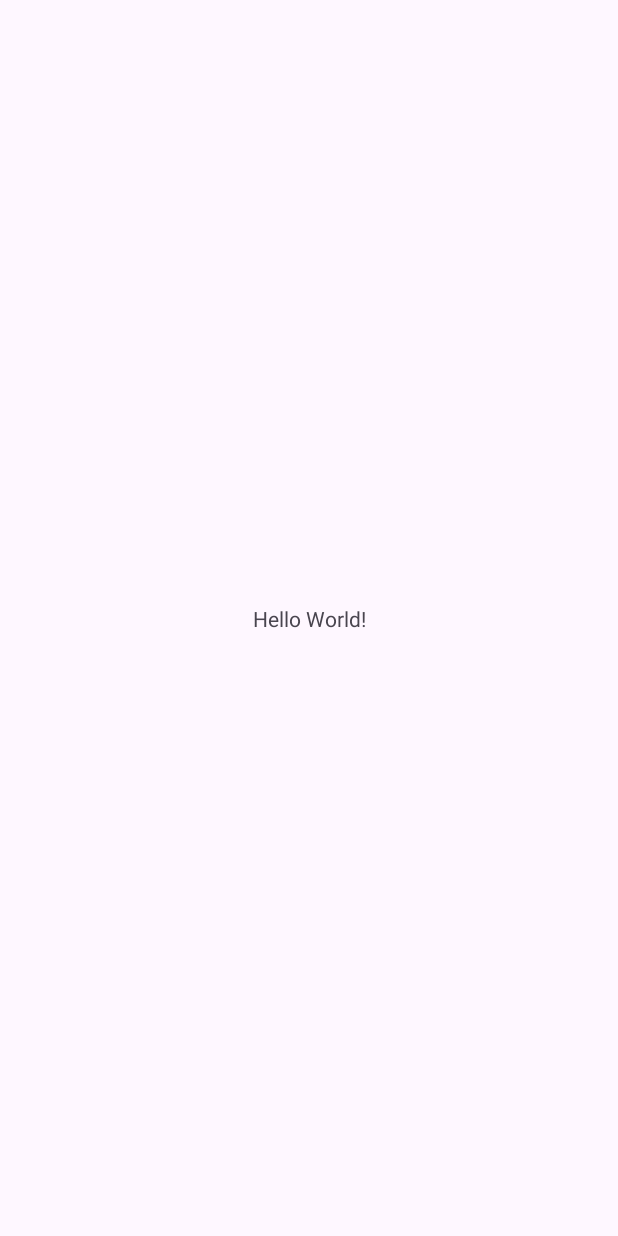
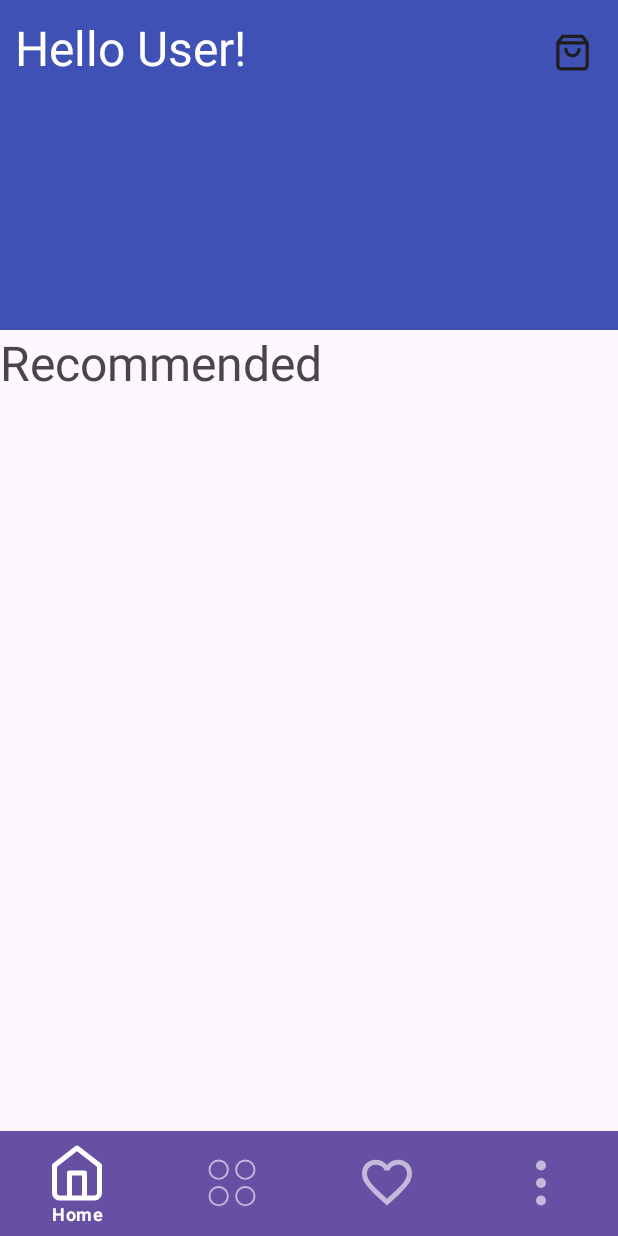
Before and after one commit to Andrew285/ShoppingAndroidApp, an Android app: the screen it shows after launch (MainActivity), on a phone screen of 412 x 824 dp. Before the commit the screen is almost empty. Run offline under Robolectric (Android 15) with nearby library versions, the phone set to English and light mode, and no system bars.

Commit message:
half-completed HomeFragment design

```diff
--- a/app/build.gradle.kts
+++ b/app/build.gradle.kts
@@ -36,7 +36,6 @@ android {
 }
 
 dependencies {
-
     implementation("androidx.core:core-ktx:1.13.1")
     implementation("androidx.appcompat:appcompat:1.7.0")
     implementation("com.google.android.material:material:1.12.0")
--- /dev/null
+++ b/app/src/main/java/com/example/shoppingapp/HomeFragment.kt
@@ -0,0 +1,59 @@
+package com.example.shoppingapp
+
+import android.os.Bundle
+import androidx.fragment.app.Fragment
+import android.view.LayoutInflater
+import android.view.View
+import android.view.ViewGroup
+
+// TODO: Rename parameter arguments, choose names that match
+// the fragment initialization parameters, e.g. ARG_ITEM_NUMBER
+private const val ARG_PARAM1 = "param1"
+private const val ARG_PARAM2 = "param2"
+
+/**
+ * A simple [Fragment] subclass.
+ * Use the [HomeFragment.newInstance] factory method to
+ * create an instance of this fragment.
+ */
+class HomeFragment : Fragment() {
+    // TODO: Rename and change types of parameters
+    private var param1: String? = null
+    private var param2: String? = null
+
+    override fun onCreate(savedInstanceState: Bundle?) {
+        super.onCreate(savedInstanceState)
+        arguments?.let {
+            param1 = it.getString(ARG_PARAM1)
+            param2 = it.getString(ARG_PARAM2)
+        }
+    }
+
+    override fun onCreateView(
+        inflater: LayoutInflater, container: ViewGroup?,
+        savedInstanceState: Bundle?
+    ): View? {
+        // Inflate the layout for this fragment
+        return inflater.inflate(R.layout.fragment_home, container, false)
+    }
+
+    companion object {
+        /**
+         * Use this factory method to create a new instance of
+         * this fragment using the provided parameters.
+         *
+         * @param param1 Parameter 1.
+         * @param param2 Parameter 2.
+         * @return A new instance of fragment HomeFragment.
+         */
+        // TODO: Rename and change types and number of parameters
+        @JvmStatic
+        fun newInstance(param1: String, param2: String) =
+            HomeFragment().apply {
+                arguments = Bundle().apply {
+                    putString(ARG_PARAM1, param1)
+                    putString(ARG_PARAM2, param2)
+                }
+            }
+    }
+}
--- a/app/src/main/java/com/example/shoppingapp/MainActivity.kt
+++ b/app/src/main/java/com/example/shoppingapp/MainActivity.kt
@@ -2,10 +2,29 @@ package com.example.shoppingapp
 
 import androidx.appcompat.app.AppCompatActivity
 import android.os.Bundle
+import androidx.fragment.app.Fragment
+import com.google.android.material.bottomnavigation.BottomNavigationView
 
 class MainActivity : AppCompatActivity() {
     override fun onCreate(savedInstanceState: Bundle?) {
         super.onCreate(savedInstanceState)
         setContentView(R.layout.activity_main)
+
+        val bottomNavigationView = findViewById<BottomNavigationView>(R.id.bottom_navigation)
+        bottomNavigationView.setOnItemSelectedListener {item ->
+            lateinit var selectedFragment: Fragment
+            when(item.itemId) {
+                R.id.home_bottom_nav -> selectedFragment = HomeFragment()
+                R.id.categories_bottom_nav -> selectedFragment = CategoriesFragment()
+                R.id.favourite_bottom_nav -> selectedFragment = FavouriteFragment()
+                R.id.more_bottom_nav -> selectedFragment = MoreFragment()
+            }
+
+            supportFragmentManager.beginTransaction().replace(R.id.fragment_container, selectedFragment).commit()
+            return@setOnItemSelectedListener true
+        }
+
+        //firstly open HomeFragment
+        supportFragmentManager.beginTransaction().replace(R.id.fragment_container, HomeFragment()).commit()
     }
 }
--- /dev/null
+++ b/app/src/main/res/drawable/category_bottom_icon.xml
@@ -0,0 +1,38 @@
+<vector xmlns:android="http://schemas.android.com/apk/res/android"
+    android:width="48dp"
+    android:height="48dp"
+    android:viewportWidth="48"
+    android:viewportHeight="48">
+  <path
+      android:pathData="M42,13.348C42,17.405 38.71,20.695 34.653,20.695C30.596,20.695 27.307,17.405 27.307,13.348C27.307,9.29 30.596,6 34.653,6C38.71,6 42,9.29 42,13.348Z"
+      android:strokeLineJoin="round"
+      android:strokeWidth="1.5"
+      android:fillColor="#00000000"
+      android:fillType="evenOdd"
+      android:strokeColor="#130F26"
+      android:strokeLineCap="round"/>
+  <path
+      android:pathData="M20.693,13.348C20.693,17.405 17.405,20.695 13.346,20.695C9.29,20.695 6,17.405 6,13.348C6,9.29 9.29,6 13.346,6C17.405,6 20.693,9.29 20.693,13.348Z"
+      android:strokeLineJoin="round"
+      android:strokeWidth="1.5"
+      android:fillColor="#00000000"
+      android:fillType="evenOdd"
+      android:strokeColor="#130F26"
+      android:strokeLineCap="round"/>
+  <path
+      android:pathData="M42,34.524C42,38.581 38.71,41.87 34.653,41.87C30.596,41.87 27.307,38.581 27.307,34.524C27.307,30.467 30.596,27.176 34.653,27.176C38.71,27.176 42,30.467 42,34.524Z"
+      android:strokeLineJoin="round"
+      android:strokeWidth="1.5"
+      android:fillColor="#00000000"
+      android:fillType="evenOdd"
+      android:strokeColor="#130F26"
+      android:strokeLineCap="round"/>
+  <path
+      android:pathData="M20.693,34.524C20.693,38.581 17.405,41.87 13.346,41.87C9.29,41.87 6,38.581 6,34.524C6,30.467 9.29,27.176 13.346,27.176C17.405,27.176 20.693,30.467 20.693,34.524Z"
+      android:strokeLineJoin="round"
+      android:strokeWidth="1.5"
+      android:fillColor="#00000000"
+      android:fillType="evenOdd"
+      android:strokeColor="#130F26"
+      android:strokeLineCap="round"/>
+</vector>
--- /dev/null
+++ b/app/src/main/res/drawable/favourite_bottom_icon.xml
@@ -0,0 +1,9 @@
+<vector xmlns:android="http://schemas.android.com/apk/res/android"
+    android:width="48dp"
+    android:height="48dp"
+    android:viewportWidth="48"
+    android:viewportHeight="48">
+  <path
+      android:pathData="M24,42L21.1,39.4C17.733,36.367 14.95,33.75 12.75,31.55C10.55,29.35 8.8,27.383 7.5,25.65C6.2,23.883 5.283,22.267 4.75,20.8C4.25,19.333 4,17.833 4,16.3C4,13.167 5.05,10.55 7.15,8.45C9.25,6.35 11.867,5.3 15,5.3C16.733,5.3 18.383,5.667 19.95,6.4C21.517,7.133 22.867,8.167 24,9.5C25.133,8.167 26.483,7.133 28.05,6.4C29.617,5.667 31.267,5.3 33,5.3C36.133,5.3 38.75,6.35 40.85,8.45C42.95,10.55 44,13.167 44,16.3C44,17.833 43.733,19.333 43.2,20.8C42.7,22.267 41.8,23.883 40.5,25.65C39.2,27.383 37.45,29.35 35.25,31.55C33.05,33.75 30.267,36.367 26.9,39.4L24,42ZM24,36.6C27.2,33.733 29.833,31.283 31.9,29.25C33.967,27.183 35.6,25.4 36.8,23.9C38,22.367 38.833,21.017 39.3,19.85C39.767,18.65 40,17.467 40,16.3C40,14.3 39.333,12.633 38,11.3C36.667,9.967 35,9.3 33,9.3C31.433,9.3 29.983,9.75 28.65,10.65C27.317,11.517 26.4,12.633 25.9,14H22.1C21.6,12.633 20.683,11.517 19.35,10.65C18.017,9.75 16.567,9.3 15,9.3C13,9.3 11.333,9.967 10,11.3C8.667,12.633 8,14.3 8,16.3C8,17.467 8.233,18.65 8.7,19.85C9.167,21.017 10,22.367 11.2,23.9C12.4,25.4 14.033,27.183 16.1,29.25C18.167,31.283 20.8,33.733 24,36.6Z"
+      android:fillColor="#1D1B20"/>
+</vector>
--- /dev/null
+++ b/app/src/main/res/drawable/home_bottom_icon.xml
@@ -0,0 +1,13 @@
+<vector xmlns:android="http://schemas.android.com/apk/res/android"
+    android:width="48dp"
+    android:height="48dp"
+    android:viewportWidth="48"
+    android:viewportHeight="48">
+  <path
+      android:pathData="M18,44V24H30V44M6,18L24,4L42,18V40C42,41.061 41.579,42.078 40.828,42.828C40.078,43.579 39.061,44 38,44H10C8.939,44 7.922,43.579 7.172,42.828C6.421,42.078 6,41.061 6,40V18Z"
+      android:strokeLineJoin="round"
+      android:strokeWidth="4"
+      android:fillColor="#00000000"
+      android:strokeColor="#1E1E1E"
+      android:strokeLineCap="round"/>
+</vector>
--- /dev/null
+++ b/app/src/main/res/drawable/more_vertical_bottom_icon.xml
@@ -0,0 +1,27 @@
+<vector xmlns:android="http://schemas.android.com/apk/res/android"
+    android:width="48dp"
+    android:height="48dp"
+    android:viewportWidth="48"
+    android:viewportHeight="48">
+  <path
+      android:pathData="M24,26C25.105,26 26,25.105 26,24C26,22.895 25.105,22 24,22C22.895,22 22,22.895 22,24C22,25.105 22.895,26 24,26Z"
+      android:strokeLineJoin="round"
+      android:strokeWidth="4"
+      android:fillColor="#00000000"
+      android:strokeColor="#1E1E1E"
+      android:strokeLineCap="round"/>
+  <path
+      android:pathData="M24,12C25.105,12 26,11.105 26,10C26,8.895 25.105,8 24,8C22.895,8 22,8.895 22,10C22,11.105 22.895,12 24,12Z"
+      android:strokeLineJoin="round"
+      android:strokeWidth="4"
+      android:fillColor="#00000000"
+      android:strokeColor="#1E1E1E"
+      android:strokeLineCap="round"/>
+  <path
+      android:pathData="M24,40C25.105,40 26,39.105 26,38C26,36.895 25.105,36 24,36C22.895,36 22,36.895 22,38C22,39.105 22.895,40 24,40Z"
+      android:strokeLineJoin="round"
+      android:strokeWidth="4"
+      android:fillColor="#00000000"
+      android:strokeColor="#1E1E1E"
+      android:strokeLineCap="round"/>
+</vector>
--- /dev/null
+++ b/app/src/main/res/drawable/shopping_bag_icon.xml
@@ -0,0 +1,13 @@
+<vector xmlns:android="http://schemas.android.com/apk/res/android"
+    android:width="48dp"
+    android:height="48dp"
+    android:viewportWidth="48"
+    android:viewportHeight="48">
+  <path
+      android:pathData="M6,12L12,4H36L42,12M6,12V40C6,41.061 6.421,42.078 7.172,42.828C7.922,43.579 8.939,44 10,44H38C39.061,44 40.078,43.579 40.828,42.828C41.579,42.078 42,41.061 42,40V12M6,12H42M32,20C32,22.122 31.157,24.157 29.657,25.657C28.157,27.157 26.122,28 24,28C21.878,28 19.843,27.157 18.343,25.657C16.843,24.157 16,22.122 16,20"
+      android:strokeLineJoin="round"
+      android:strokeWidth="4"
+      android:fillColor="#00000000"
+      android:strokeColor="#1E1E1E"
+      android:strokeLineCap="round"/>
+</vector>
--- a/app/src/main/res/layout/activity_main.xml
+++ b/app/src/main/res/layout/activity_main.xml
@@ -6,13 +6,22 @@
     android:layout_height="match_parent"
     tools:context=".MainActivity">
 
-    <TextView
-        android:layout_width="wrap_content"
-        android:layout_height="wrap_content"
-        android:text="Hello World!"
-        app:layout_constraintBottom_toBottomOf="parent"
+    <FrameLayout
+        android:id="@+id/fragment_container"
+        android:layout_width="match_parent"
+        android:layout_height="match_parent"
+        app:layout_constraintBottom_toTopOf="@+id/bottom_navigation"
         app:layout_constraintEnd_toEndOf="parent"
         app:layout_constraintStart_toStartOf="parent"
         app:layout_constraintTop_toTopOf="parent" />
 
+    <com.google.android.material.bottomnavigation.BottomNavigationView
+        android:id="@+id/bottom_navigation"
+        style="@style/Widget.MaterialComponents.BottomNavigationView.Colored"
+        android:layout_width="match_parent"
+        android:layout_height="70dp"
+        app:itemIconSize="40dp"
+        app:layout_constraintBottom_toBottomOf="parent"
+        app:menu="@menu/bottom_navigation_menu" />
+
 </androidx.constraintlayout.widget.ConstraintLayout>
--- /dev/null
+++ b/app/src/main/res/layout/fragment_home.xml
@@ -0,0 +1,72 @@
+<?xml version="1.0" encoding="utf-8"?>
+<androidx.constraintlayout.widget.ConstraintLayout xmlns:android="http://schemas.android.com/apk/res/android"
+    xmlns:app="http://schemas.android.com/apk/res-auto"
+    xmlns:tools="http://schemas.android.com/tools"
+    android:layout_width="match_parent"
+    android:layout_height="match_parent"
+    tools:context=".HomeFragment">
+
+    <androidx.constraintlayout.widget.ConstraintLayout
+        android:id="@+id/up_layout"
+        android:layout_width="match_parent"
+        android:layout_height="220dp"
+        android:background="#3F51B5"
+        app:layout_constraintStart_toStartOf="parent"
+        app:layout_constraintTop_toTopOf="parent">
+
+        <TextView
+            android:id="@+id/hello_user_textView"
+            android:layout_width="wrap_content"
+            android:layout_height="wrap_content"
+            android:layout_margin="10dp"
+            android:gravity="start"
+            android:text="@string/hello_user"
+            android:textColor="@color/white"
+            android:textSize="32sp"
+            app:layout_constraintLeft_toLeftOf="parent"
+            app:layout_constraintTop_toTopOf="parent" />
+
+        <ImageButton
+            android:layout_width="50dp"
+            android:layout_height="50dp"
+            android:layout_marginTop="10dp"
+            android:layout_marginEnd="5dp"
+            android:backgroundTint="#3F51B5"
+            android:contentDescription="@string/shopping_cart_name"
+            android:scaleType="centerInside"
+            android:src="@drawable/shopping_bag_icon"
+            app:layout_constraintRight_toRightOf="parent"
+            app:layout_constraintTop_toTopOf="parent" />
+
+    </androidx.constraintlayout.widget.ConstraintLayout>
+
+    <RelativeLayout
+        android:layout_width="match_parent"
+        android:layout_height="550dp"
+        app:layout_constraintTop_toBottomOf="@+id/up_layout">
+
+        <androidx.recyclerview.widget.RecyclerView
+            android:id="@+id/special_offers_recyclerView"
+            android:layout_width="wrap_content"
+            android:layout_height="wrap_content"
+            android:orientation="horizontal"
+            android:layout_centerHorizontal="true"/>
+
+        <TextView
+            android:id="@+id/recommended_textView"
+            android:layout_width="wrap_content"
+            android:layout_height="wrap_content"
+            android:text="@string/recommended_block_name"
+            android:textSize="32sp"
+            android:layout_below="@id/special_offers_recyclerView"/>
+
+        <androidx.recyclerview.widget.RecyclerView
+            android:id="@+id/recommended_recyclerView"
+            android:layout_width="wrap_content"
+            android:layout_height="wrap_content"
+            android:orientation="horizontal"
+            android:layout_centerHorizontal="true"
+            android:layout_below="@+id/recommended_textView"/>
+
+    </RelativeLayout>
+</androidx.constraintlayout.widget.ConstraintLayout>
--- /dev/null
+++ b/app/src/main/res/menu/bottom_navigation_menu.xml
@@ -0,0 +1,26 @@
+<?xml version="1.0" encoding="utf-8"?>
+<menu xmlns:android="http://schemas.android.com/apk/res/android">
+    <item
+        android:id="@+id/home_bottom_nav"
+        android:enabled="true"
+        android:icon="@drawable/home_bottom_icon"
+        android:title="@string/bottom_home_name"/>
+
+    <item
+        android:id="@+id/categories_bottom_nav"
+        android:enabled="true"
+        android:icon="@drawable/category_bottom_icon"
+        android:title="@string/category_bottom_name"/>
+
+    <item
+        android:id="@+id/favourite_bottom_nav"
+        android:enabled="true"
+        android:icon="@drawable/favourite_bottom_icon"
+        android:title="@string/favourite_bottom_name"/>
+
+    <item
+        android:id="@+id/more_bottom_nav"
+        android:enabled="true"
+        android:icon="@drawable/more_vertical_bottom_icon"
+        android:title="@string/more_vertical_bottom_name"/>
+</menu>
--- a/app/src/main/res/values/strings.xml
+++ b/app/src/main/res/values/strings.xml
@@ -1,3 +1,12 @@
 <resources>
     <string name="app_name">ShoppingApp</string>
+    <string name="bottom_home_name">Home</string>
+    <string name="category_bottom_name">Categories</string>
+    <string name="favourite_bottom_name">Favourites</string>
+    <string name="more_vertical_bottom_name">More</string>
+    <!-- TODO: Remove or change this placeholder text -->
+    <string name="hello_blank_fragment">Hello blank fragment</string>
+    <string name="hello_user">Hello User!</string>
+    <string name="shopping_cart_name">Shopping Cart</string>
+    <string name="recommended_block_name">Recommended</string>
 </resources>
```
Also changed, not shown: app/src/main/java/com/example/shoppingapp/CategoriesFragment.kt (added, +59 -0 lines), app/src/main/java/com/example/shoppingapp/FavouriteFragment.kt (added, +59 -0 lines), app/src/main/java/com/example/shoppingapp/MoreFragment.kt (added, +59 -0 lines), app/src/main/res/layout/fragment_categories.xml (added, +15 -0 lines), app/src/main/res/layout/fragment_favourite.xml (added, +15 -0 lines), app/src/main/res/layout/fragment_more.xml (added, +15 -0 lines), app/src/main/home_bottom_icon-playstore.png (added).
